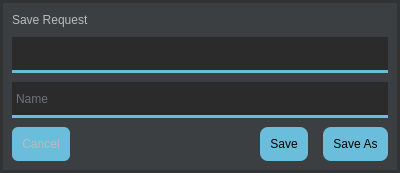
This is saveeditor.ui in tmstieff/Woke as Qt 5 draws it before an edit. The edited form follows.
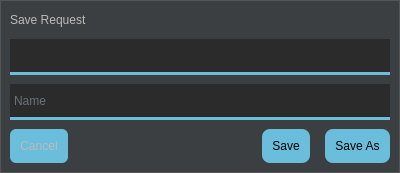
This is the edited form.

Commit message: Test for project controller and also some minor UI changes

The edit to the form file:
```diff
--- a/saveeditor.ui
+++ b/saveeditor.ui
@@ -52,7 +52,8 @@
      <property name="styleSheet">
       <string notr="true">#saveEditorFrame {
 	/*border: 3px solid #3c3f41;*/
-	border: 3px solid #313335;
+	/*border: 3px solid #313335;*/
+	border: 1px solid #555555;
 	background-color: #3c3f41;
 }</string>
      </property>
```
The commit also changes 7 other files.
